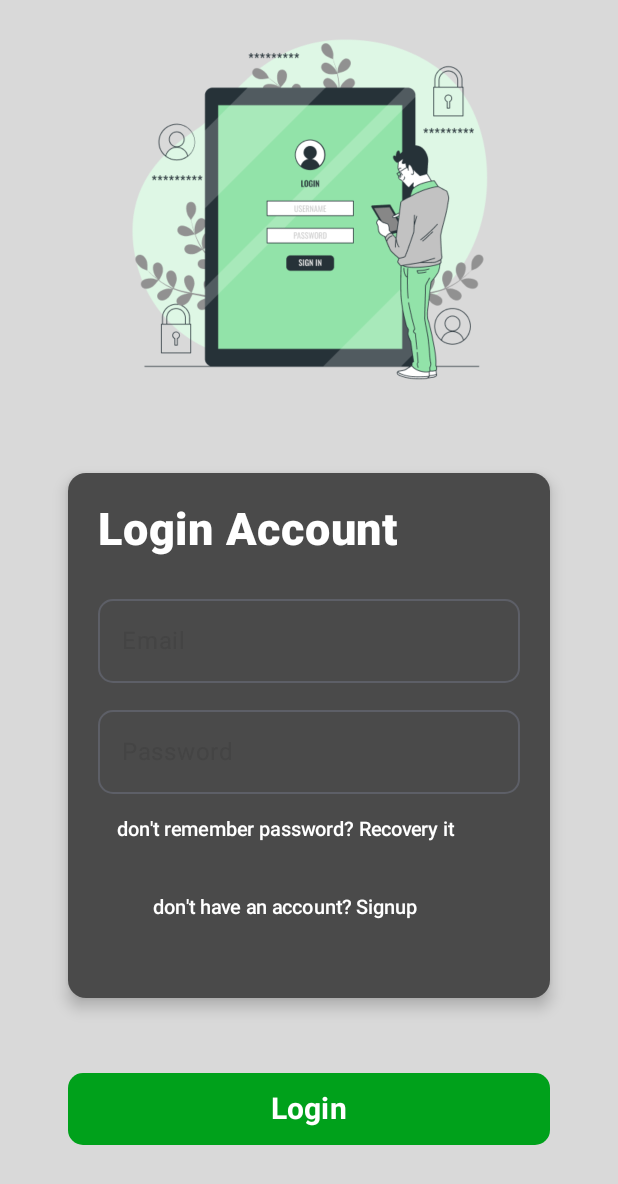
After one commit to SiddharthKote1/AgroNear, an Android app built with Jetpack Compose: the LoginScreen screen opened through its navigation route, on a phone screen of 412 x 824 dp. The commit adds this screen. Shown: the top 1184 px of the screen. Run offline under Robolectric (Android 15) with nearby library versions, the phone set to English and light mode, and no system bars.

Commit message:
Login Screen

```diff
--- a/app/src/main/java/com/sid/agronear/NavGraph.kt
+++ b/app/src/main/java/com/sid/agronear/NavGraph.kt
@@ -6,6 +6,8 @@ import androidx.navigation.compose.NavHost
 import androidx.navigation.compose.composable
 import androidx.navigation.compose.rememberNavController
 import com.sid.agronear.Screens.LanguageScreen
+import com.sid.agronear.Screens.LoginScreen
+import com.sid.agronear.Screens.SelectionScreen
 import com.sid.agronear.Screens.WelcomeScreen
 
 
@@ -17,11 +19,17 @@ fun NavGraph(modifier: Modifier = Modifier) {
         navController = navController,
         startDestination = Routes.LanguageScreen
     ) {
-            composable(Routes.LanguageScreen) {
+        composable(Routes.LanguageScreen) {
                 LanguageScreen(navController = navController)
             }
         composable(Routes.WelcomeScreem) {
             WelcomeScreen(navController = navController)
         }
+        composable(Routes.SelectionScreen){
+            SelectionScreen(navController=navController)
+        }
+        composable(Routes.LoginScreen) {
+            LoginScreen(navController = navController)
+        }
     }
 }
--- a/app/src/main/java/com/sid/agronear/Routes.kt
+++ b/app/src/main/java/com/sid/agronear/Routes.kt
@@ -4,5 +4,7 @@ import org.intellij.lang.annotations.Language
 
 object Routes {
     const val LanguageScreen="LanguageScreen"
-    const val WelcomeScreem = "Welcome"
+    const val WelcomeScreem = "WelcomeScreen"
+    const val SelectionScreen = "SelectionScreen"
+    const val LoginScreen = "LoginScreen"
 }
--- /dev/null
+++ b/app/src/main/java/com/sid/agronear/Screens/LoginScreen.kt
@@ -0,0 +1,182 @@
+package com.sid.agronear.Screens
+
+import androidx.compose.foundation.Image
+import androidx.compose.foundation.background
+import androidx.compose.foundation.layout.Arrangement
+import androidx.compose.foundation.layout.Box
+import androidx.compose.foundation.layout.Column
+import androidx.compose.foundation.layout.PaddingValues
+import androidx.compose.foundation.layout.Spacer
+import androidx.compose.foundation.layout.fillMaxSize
+import androidx.compose.foundation.layout.fillMaxWidth
+import androidx.compose.foundation.layout.height
+import androidx.compose.foundation.layout.padding
+import androidx.compose.foundation.layout.size
+import androidx.compose.foundation.layout.wrapContentHeight
+import androidx.compose.foundation.shape.RoundedCornerShape
+import androidx.compose.material3.Button
+import androidx.compose.material3.ButtonDefaults
+import androidx.compose.material3.Card
+import androidx.compose.material3.CardDefaults
+import androidx.compose.material3.MaterialTheme
+import androidx.compose.material3.OutlinedCard
+import androidx.compose.material3.OutlinedTextField
+import androidx.compose.material3.Text
+import androidx.compose.material3.TextButton
+import androidx.compose.material3.TextFieldDefaults
+import androidx.compose.runtime.Composable
+import androidx.compose.runtime.mutableStateOf
+import androidx.compose.runtime.remember
+import androidx.compose.ui.Alignment
+import androidx.compose.ui.Modifier
+import androidx.compose.ui.graphics.Color
+import androidx.compose.ui.res.painterResource
+import androidx.compose.ui.text.font.FontWeight
+import androidx.compose.ui.tooling.preview.Preview
+import androidx.compose.ui.unit.dp
+import androidx.compose.ui.unit.sp
+import androidx.navigation.NavController
+import androidx.navigation.compose.rememberNavController
+import com.sid.agronear.R
+import com.sid.agronear.Routes
+import androidx.compose.runtime.getValue
+import androidx.compose.runtime.setValue
+import androidx.compose.ui.text.style.TextAlign
+
+@Composable
+fun LoginScreen(navController: NavController) {
+    var email by remember { mutableStateOf("") }
+    var password by remember { mutableStateOf("") }
+
+    Box(
+        modifier = Modifier
+            .fillMaxSize()
+            .background(Color(0xFFD9D9D9))
+    ) {
+        Column(
+            modifier = Modifier
+                .padding(15.dp),
+            horizontalAlignment = Alignment.CenterHorizontally,
+            verticalArrangement = Arrangement.Top
+        ) {
+            Image(
+                painter = painterResource(R.drawable.login),
+                contentDescription = null,
+                modifier = Modifier.size(250.dp)
+            )
+
+            Spacer(modifier = Modifier.height(20.dp))
+
+            Box(modifier = Modifier.padding(30.dp)) {
+                Card(
+                    modifier = Modifier
+                        .fillMaxWidth()
+                        .height(350.dp),
+                    colors = CardDefaults.cardColors(
+                        containerColor = Color(0xFF4A4A4A),
+                        contentColor = Color.White
+                    ),
+                    shape = RoundedCornerShape(12.dp),
+                    elevation = CardDefaults.cardElevation(defaultElevation = 6.dp)
+                ) {
+                    Column(
+                        modifier = Modifier
+                            .fillMaxSize()
+                            .padding(start=20.dp,top=20.dp,end=20.dp),
+                        verticalArrangement = Arrangement.Top
+                    ) {
+                        Text(
+                            text = "Login Account",
+                            fontSize = 30.sp,
+                            fontWeight = FontWeight.Black,
+                            color = Color.White
+                        )
+
+                        Spacer(modifier = Modifier.height(20.dp))
+
+                        // Email field
+                        OutlinedTextField(
+                            value = email,
+                            onValueChange = { email = it },
+                            label = { Text("Email",
+                                color = Color.DarkGray) },
+                            placeholder = { Text("Enter your email") },
+                            singleLine = true,
+                            modifier = Modifier.fillMaxWidth(),
+                            shape=RoundedCornerShape(10.dp)
+                        )
+
+                        Spacer(modifier = Modifier.height(10.dp))
+
+                        // Password field
+                        OutlinedTextField(
+                            value = password,
+                            onValueChange = { password = it },
+                            label = { Text("Password",
+                                color=Color.DarkGray)},
+                            placeholder = { Text("Enter your password") },
+                            singleLine = true,
+                            modifier = Modifier.fillMaxWidth(),
+                            shape=RoundedCornerShape(10.dp)
+                        )
+
+                        Column(
+                            horizontalAlignment = Alignment.CenterHorizontally,
+                            verticalArrangement = Arrangement.spacedBy(4.dp) // smaller gap between buttons
+                        ) {
+                            TextButton(onClick = {}) {
+                                Text(
+                                    "don't remember password? Recovery it",
+                                    color = Color.White,
+                                    fontSize = 13.sp,
+                                    textAlign = TextAlign.Center
+                                )
+                            }
+
+                            TextButton(
+                                onClick = {},
+                                contentPadding = PaddingValues(0.dp)
+                            ) {
+                                Text(
+                                    "don't have an account? Signup",
+                                    color = Color.White,
+                                    fontSize = 13.sp,
+                                    textAlign = TextAlign.Center
+                                )
+                            }
+                        }
+                    }
+                }
+            }
+
+            Spacer(modifier = Modifier.height(20.dp))
+
+            Button(
+                onClick = { navController.navigate(Routes.SelectionScreen) },
+                modifier = Modifier
+                    .fillMaxWidth()
+                    .padding(horizontal = 30.dp)
+                    .height(48.dp),
+                shape = RoundedCornerShape(10.dp),
+                colors = ButtonDefaults.buttonColors(
+                    containerColor = Color(0xFF00A11B),
+                    contentColor = Color.White
+                )
+            ) {
+                Text(
+                    text = "Login",
+                    fontSize = 20.sp,
+                    fontWeight = FontWeight.Bold
+                )
+            }
+        }
+    }
+}
+
+@Composable
+@Preview(showBackground = true)
+fun LoginScreenPreview() {
+    // rememberNavController is available in preview and safe to use
+    val navController = rememberNavController()
+    LoginScreen(navController = navController)
+}
--- a/app/src/main/java/com/sid/agronear/Screens/WelcomeScreen.kt
+++ b/app/src/main/java/com/sid/agronear/Screens/WelcomeScreen.kt
@@ -29,6 +29,7 @@ import androidx.compose.ui.unit.dp
 import androidx.compose.ui.unit.sp
 import androidx.navigation.NavController
 import com.sid.agronear.R
+import com.sid.agronear.Routes
 
 @Composable
 fun WelcomeScreen(navController: NavController){
@@ -66,7 +67,7 @@ fun WelcomeScreen(navController: NavController){
                     fontSize = 18.sp)
                 Spacer(modifier=Modifier.height(40.dp))
                 Button(onClick={
-                    // navController.navigate()
+                     navController.navigate(Routes.SelectionScreen)
                 },
                     modifier=Modifier.fillMaxWidth()
                         .padding(10.dp)
```
Also changed, not shown: app/src/main/java/com/sid/agronear/Screens/SelectionScreen.kt (added, +191 -0 lines), app/src/main/res/drawable/buyer.jpg (added), app/src/main/res/drawable/farming.jpg (added), app/src/main/res/drawable/login.png (added).
